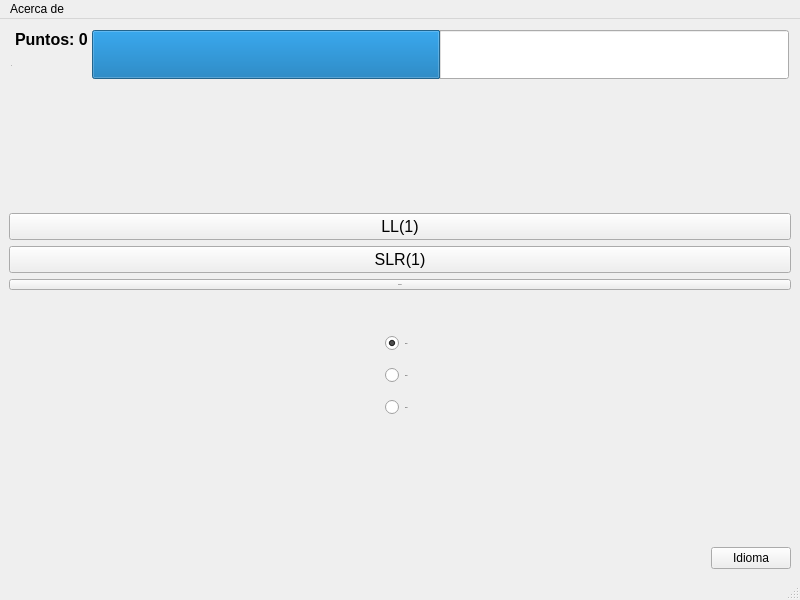
This is src/gui/mainwindow.ui in jose-rZM/SyntaxTutor as Qt 5 draws it before an edit. The edited form follows.
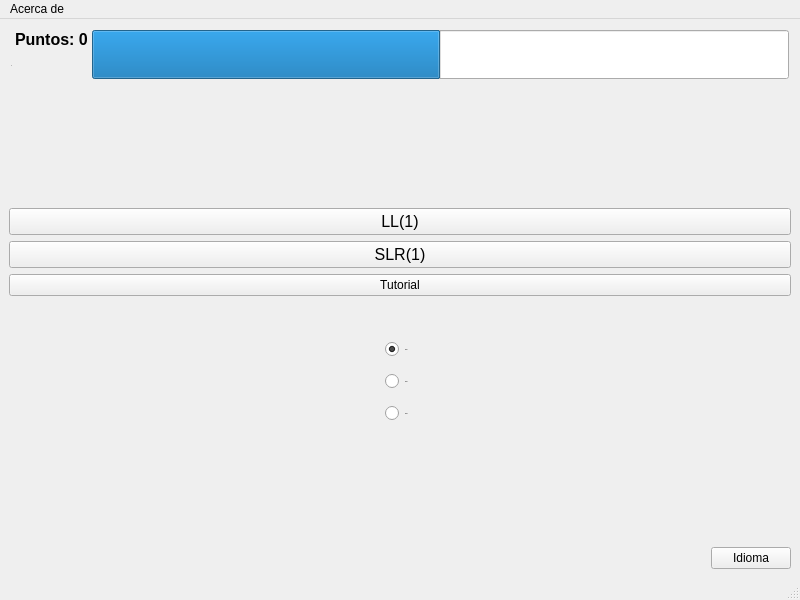
This is the edited form. Icons and pictures are not drawn.

Commit message: feat(ui): use native fonts and structured grammar panels

What changed in the file:
```diff
--- a/src/gui/mainwindow.ui
+++ b/src/gui/mainwindow.ui
@@ -211,12 +211,6 @@
           <height>0</height>
          </size>
         </property>
-        <property name="font">
-         <font>
-          <family>Noto Sans</family>
-          <pointsize>-1</pointsize>
-         </font>
-        </property>
         <property name="cursor">
          <cursorShape>PointingHandCursor</cursorShape>
         </property>
```
The commit also changes 14 other files.
